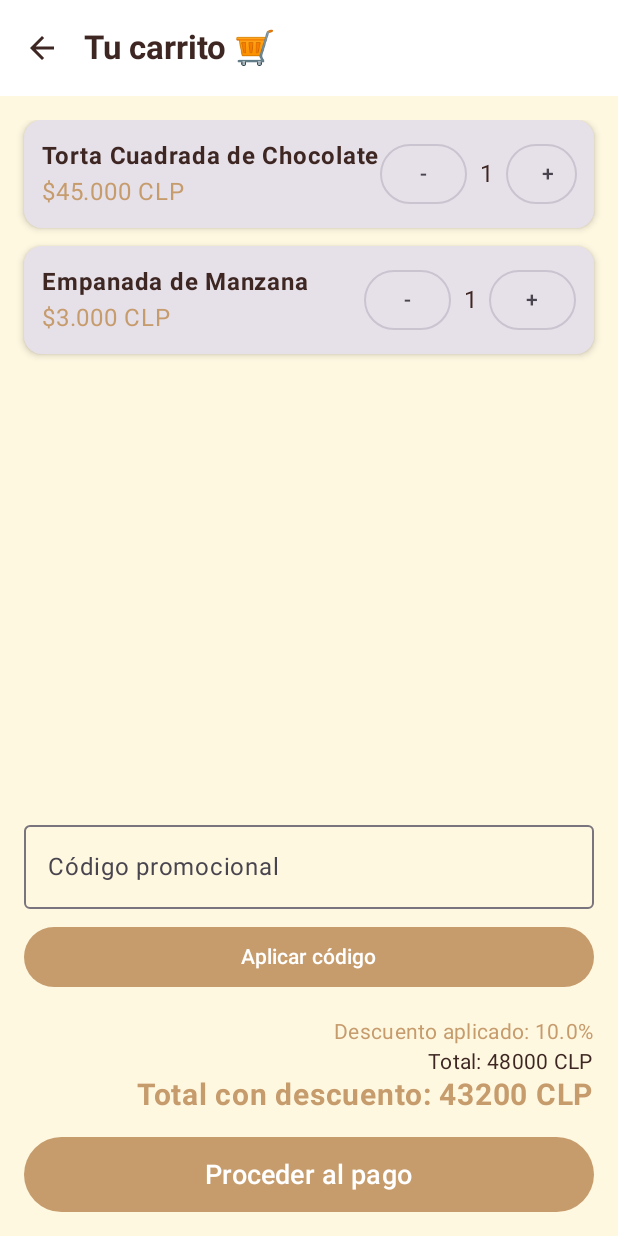
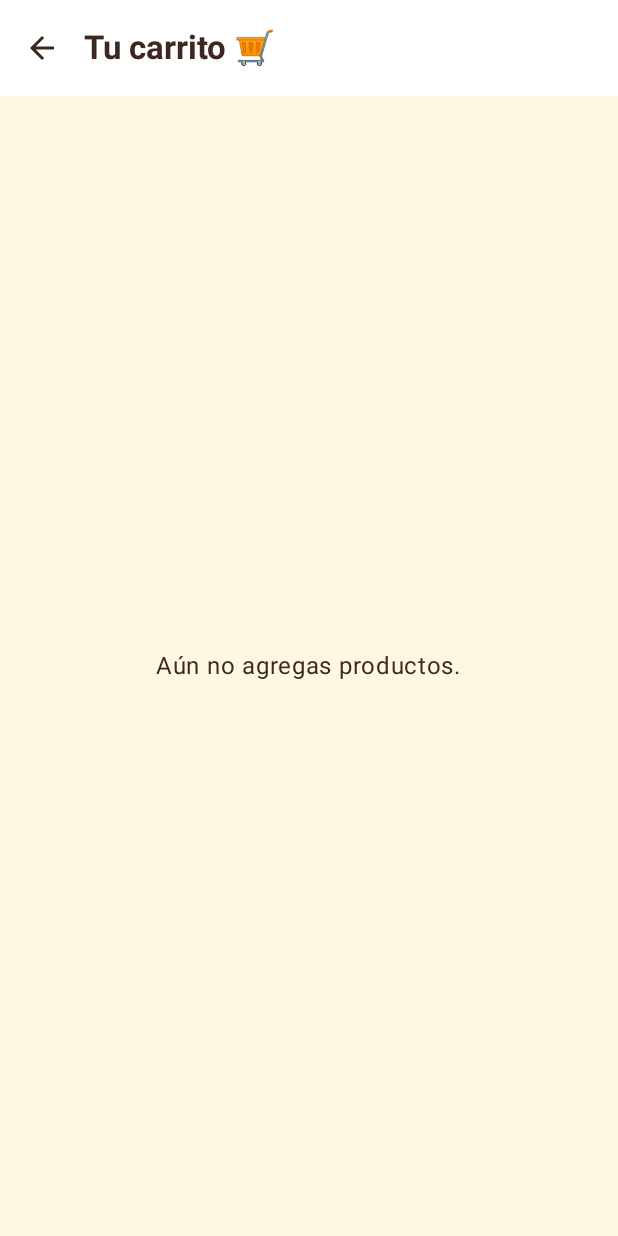
Before and after one commit to Felipe-aprendiendo/Mobile_Mr_Pastel, an Android app built with Jetpack Compose: the CarritoScreen screen opened through its navigation route, on a phone screen of 412 x 824 dp. Run offline under Robolectric (Android 15) with nearby library versions, the phone set to English and light mode, and no system bars.

Commit message:
Carrito funcional, agrega productos desde detalle carro y se puede cambiar la cantidad desde detalle carro y desde carrito

```diff
--- a/app/src/main/java/com/grupo3/misterpastel/ui/screens/CarritoScreen.kt
+++ b/app/src/main/java/com/grupo3/misterpastel/ui/screens/CarritoScreen.kt
@@ -1,8 +1,5 @@
 package com.grupo3.misterpastel.ui.screens
 
-
-
-import androidx.compose.foundation.background
 import androidx.compose.foundation.layout.*
 import androidx.compose.foundation.lazy.LazyColumn
 import androidx.compose.foundation.lazy.items
@@ -16,72 +13,31 @@ import androidx.compose.ui.text.font.FontWeight
 import androidx.compose.ui.text.style.TextAlign
 import androidx.compose.ui.unit.dp
 import androidx.compose.ui.unit.sp
+import androidx.lifecycle.viewmodel.compose.viewModel
 import androidx.navigation.NavController
-import com.grupo3.misterpastel.model.Producto
+import com.grupo3.misterpastel.model.subtotal
+import com.grupo3.misterpastel.viewmodel.CarritoViewModel
+import java.text.NumberFormat
+import java.util.Locale
 
 @OptIn(ExperimentalMaterial3Api::class)
 @Composable
-fun CarritoScreen(navController: NavController) {
+fun CarritoScreen(
+    navController: NavController,
+    vm: CarritoViewModel = viewModel()
+) {
+    val items by vm.items.collectAsState()
+    val coupon by vm.coupon.collectAsState()
 
-    // TODO: Conectar con ViewModel del carrito
-    // En el futuro, esta lista de productos no será fija,
-    // sino que debe obtener desde un ViewModel que mantenga el estado global del carrito.
-    // val viewModel: CarritoViewModel = viewModel()
-    // val productosCarrito by viewModel.productos.collectAsState()
-    // Esto permite que si el usuario agrega o quita productos desde otra pantalla,
-    // la lista se actualice automáticamente aquí.
+    // Si ya tienes estos datos en la sesión, asígnalos acá:
+    // vm.edadUsuario = usuario?.edad
+    // vm.emailUsuario = usuario?.email
 
-    val productosCarrito = remember {
-        mutableStateListOf(
-            Producto(1, "Torta Cuadrada de Chocolate", "$45.000 CLP", com.grupo3.misterpastel.R.drawable.torta_chocolate, com.grupo3.misterpastel.model.Categoria.TORTA_CUADRADA, "Deliciosa torta de chocolate."),
+    var codigoPromo by remember { mutableStateOf(coupon ?: "") }
+    val nf = remember { NumberFormat.getNumberInstance(Locale("es","CL")) }
 
-            Producto(2, "Empanada de Manzana", "$3.000 CLP", com.grupo3.misterpastel.R.drawable.empanada_manzana, com.grupo3.misterpastel.model.Categoria.PASTELERIA_TRADICIONAL, "Crujiente y dulce empanada artesanal.")
-        )
-    }
-
-
-
-
-    // TODO: Manejar cantidades desde el ViewModel
-    // Ahora las cantidades se guardan localmente, pero deberían venir desde el ViewModel
-    // que manejará un estado del tipo `MutableStateMap<Int, Int>` o lista de objetos ProductoCarrito.
-    // Ejemplo:
-    // val cantidades by viewModel.cantidades.collectAsState()
-    // Donde el ViewModel podría tener funciones como:
-    // fun aumentarCantidad(id: Int)
-    // fun disminuirCantidad(id: Int)
-    val cantidades = remember { mutableStateMapOf<Int, Int>() }
-    productosCarrito.forEach { producto ->
-        cantidades.putIfAbsent(producto.id, 1)
-    }
-
-
-
-
-    // TODO: Calcular descuentos y totales desde el ViewModel
-    // Los descuentos también deberían manejarse desde el ViewModel, de forma reactiva.
-    // Ejemplo:
-    // val descuento by viewModel.descuento.collectAsState()
-    // val total by viewModel.total.collectAsState()
-    // val totalConDescuento by viewModel.totalConDescuento.collectAsState()
-    // De esa manera, cada vez que el usuario cambie una cantidad,
-    // el total y los descuentos se recalculan automáticamente.
-    var descuentoBase = 0.1f // 10% de descuento de ejemplo
-
-
-    var codigoPromo by remember { mutableStateOf("") }
-    var promoValida by remember { mutableStateOf(false) }
-
-    // Si el código es "FELICES50", aplica un descuento adicional del 5%
-    val descuentoAdicional = if (promoValida) 0.1f else 0f
-    val descuentoTotal = descuentoBase + descuentoAdicional
-
-    // Cálculo manual del total
-    val total = productosCarrito.sumOf { producto ->
-        val precio = producto.precio.replace("$", "").replace(".", "").replace(" CLP", "").trim().toInt()
-        precio * (cantidades[producto.id] ?: 1)
-    }
-    val totalConDescuento = (total * (1 - descuentoTotal)).toInt()
+    val totalBruto = remember(items) { vm.totalBruto() }
+    val totalConDesc = remember(items, coupon, vm.edadUsuario, vm.emailUsuario) { vm.totalConDescuento() }
 
     Scaffold(
         topBar = {
@@ -98,24 +54,21 @@ fun CarritoScreen(navController: NavController) {
         Column(
             modifier = Modifier
                 .fillMaxSize()
-                .background(MaterialTheme.colorScheme.background)
                 .padding(paddingValues)
                 .padding(16.dp),
             verticalArrangement = Arrangement.SpaceBetween
         ) {
 
-
-
-
-            // TODO: Cargar productos dinámicamente desde el ViewModel
-            // Cuando uses ViewModel, esta sección debería observar la lista `productosCarrito`
-            // y actualizarse automáticamente con `LazyColumn(items = productosCarrito)`.
-
+            if (items.isEmpty()) {
+                Box(Modifier.fillMaxSize(), contentAlignment = Alignment.Center) {
+                    Text("Aún no agregas productos.")
+                }
+            } else {
                 LazyColumn(
                     modifier = Modifier.weight(1f),
                     verticalArrangement = Arrangement.spacedBy(12.dp)
                 ) {
-                items(productosCarrito) { producto ->
+                    items(items, key = { it.producto.id }) { item ->
                         Card(
                             modifier = Modifier.fillMaxWidth(),
                             elevation = CardDefaults.cardElevation(defaultElevation = 3.dp)
@@ -127,40 +80,34 @@ fun CarritoScreen(navController: NavController) {
                                 horizontalArrangement = Arrangement.SpaceBetween,
                                 verticalAlignment = Alignment.CenterVertically
                             ) {
-                            Column {
-                                Text(producto.nombre, fontWeight = FontWeight.Bold)
-                                Text(producto.precio, color = MaterialTheme.colorScheme.primary)
+                                Column(Modifier.weight(1f)) {
+                                    Text(item.producto.nombre, fontWeight = FontWeight.Bold)
+                                    Text(
+                                        "${nf.format(item.subtotal())} CLP",
+                                        color = MaterialTheme.colorScheme.primary
+                                    )
                                 }
 
-                            // === SELECTOR DE CANTIDAD ===
                                 Row(
                                     verticalAlignment = Alignment.CenterVertically,
                                     horizontalArrangement = Arrangement.spacedBy(8.dp)
                                 ) {
                                     OutlinedButton(onClick = {
-                                    val actual = cantidades[producto.id] ?: 1
-                                    if (actual > 1) cantidades[producto.id] = actual - 1
-
-                                    // Ejemplo futuro:
-                                    // viewModel.disminuirCantidad(producto.id)
-                                }) {
-                                    Text("-")
-                                }
+                                        vm.actualizarCantidad(item.producto.id, item.cantidad - 1)
+                                    }) { Text("-") }
 
                                     Text(
-                                    text = "${cantidades[producto.id]}",
+                                        text = "${item.cantidad}",
                                         fontSize = 16.sp,
                                         textAlign = TextAlign.Center
                                     )
 
                                     OutlinedButton(onClick = {
-                                    val actual = cantidades[producto.id] ?: 1
-                                    cantidades[producto.id] = actual + 1
+                                        vm.actualizarCantidad(item.producto.id, item.cantidad + 1)
+                                    }) { Text("+") }
 
-                                    // Ejemplo futuro:
-                                    // viewModel.aumentarCantidad(producto.id)
-                                }) {
-                                    Text("+")
+                                    TextButton(onClick = { vm.eliminar(item.producto.id) }) {
+                                        Text("Quitar")
                                     }
                                 }
                             }
@@ -168,9 +115,9 @@ fun CarritoScreen(navController: NavController) {
                     }
                 }
 
-            Spacer(modifier = Modifier.height(16.dp))
+                Spacer(Modifier.height(16.dp))
 
-            // === CAMPO DE CÓDIGO PROMOCIONAL ===
+                // Código promocional
                 OutlinedTextField(
                     value = codigoPromo,
                     onValueChange = { codigoPromo = it },
@@ -179,65 +126,54 @@ fun CarritoScreen(navController: NavController) {
                     modifier = Modifier.fillMaxWidth()
                 )
                 Button(
-                onClick = {
-                    promoValida = codigoPromo.equals("FELICES50", ignoreCase = true)
-                },
-                modifier = Modifier
-                    .fillMaxWidth()
-                    .padding(top = 8.dp)
+                    onClick = { vm.setCupon(codigoPromo) },
+                    modifier = Modifier.fillMaxWidth().padding(top = 8.dp)
                 ) {
-                Text(if (promoValida) "Código aplicado ✅" else "Aplicar código")
+                    Text(if ((coupon ?: "").equals("FELICES50", true)) "Código aplicado ✅" else "Aplicar código")
                 }
 
-            Spacer(modifier = Modifier.height(16.dp))
+                Spacer(Modifier.height(16.dp))
 
-            Column(
-                modifier = Modifier.fillMaxWidth(),
-                horizontalAlignment = Alignment.End
-            ) {
+                // Totales
+                Column(Modifier.fillMaxWidth(), horizontalAlignment = Alignment.End) {
                     Text(
-                    text = "Descuento aplicado: ${descuentoTotal * 100}%",
+                        text = "Total bruto: ${nf.format(totalBruto)} CLP",
+                        style = MaterialTheme.typography.bodyMedium
+                    )
+
+                    val etiquetaDesc = when {
+                        // Coincide con tu política
+                        (vm.emailUsuario ?: "").endsWith("@duocuc.cl", true) -> "Descuento aplicado: 100% (DUOC)"
+                        (vm.edadUsuario ?: 0) >= 50 -> "Descuento aplicado: 50% (edad)"
+                        (coupon ?: "").equals("FELICES50", true) -> "Descuento aplicado: 10% (cupón)"
+                        else -> "Descuento aplicado: 0%"
+                    }
+                    Text(
+                        text = etiquetaDesc,
                         color = MaterialTheme.colorScheme.primary,
                         style = MaterialTheme.typography.bodyMedium
                     )
+
                     Text(
-                    text = "Total: $total CLP",
-                    style = MaterialTheme.typography.bodyMedium
-                )
-                Text(
-                    text = "Total con descuento: $totalConDescuento CLP",
+                        text = "Total a pagar: ${nf.format(totalConDesc)} CLP",
                         fontSize = 20.sp,
                         fontWeight = FontWeight.Bold,
                         color = MaterialTheme.colorScheme.primary
                     )
                 }
 
-            Spacer(modifier = Modifier.height(16.dp))
-
-
-            // TODO: Implementar acción de pago desde ViewModel
-            // Cuando integres el flujo de pago, el ViewModel debe tener una función
-            // que prepare los datos del pedido o boleta.
-            //
-            // Ejemplo:
-            // viewModel.procesarPago()
-            //TODO: Redirigir a una pantalla de confirmación del pedido luego de pagar
+                Spacer(Modifier.height(16.dp))
 
                 Button(
                     onClick = {
-                    // TODO: Llamar al ViewModel para procesar el pago
-                    // Ejemplo:
-                    // viewModel.procesarPago()
-                    //
-                    // Y luego navegar:
-                    // navController.navigate("confirmacionPago")
+                        // vm.confirmarPedido(context) si quieres,
+                        // y luego navController.navigate("confirmacion")
                     },
-                modifier = Modifier
-                    .fillMaxWidth()
-                    .height(50.dp)
+                    modifier = Modifier.fillMaxWidth().height(50.dp)
                 ) {
                     Text("Proceder al pago", fontSize = 18.sp)
                 }
             }
         }
     }
+}
```
Also changed, not shown: app/src/main/java/com/grupo3/misterpastel/model/CarritoItem.kt (+9 -1 lines), app/src/main/java/com/grupo3/misterpastel/repository/CarritoRepository.kt (+39 -45 lines), app/src/main/java/com/grupo3/misterpastel/ui/screens/DetalleProductoScreen.kt (+26 -12 lines), app/src/main/java/com/grupo3/misterpastel/viewmodel/CarritoViewModel.kt (+18 -50 lines). Lines whose indentation alone changed are shown as unchanged.
